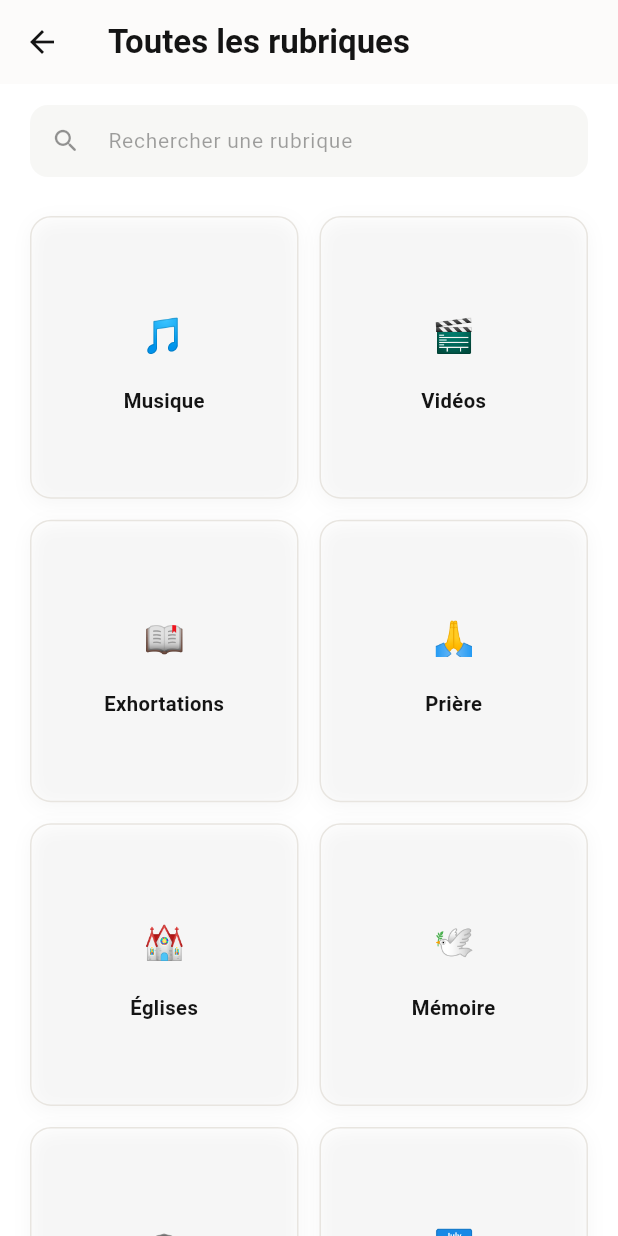
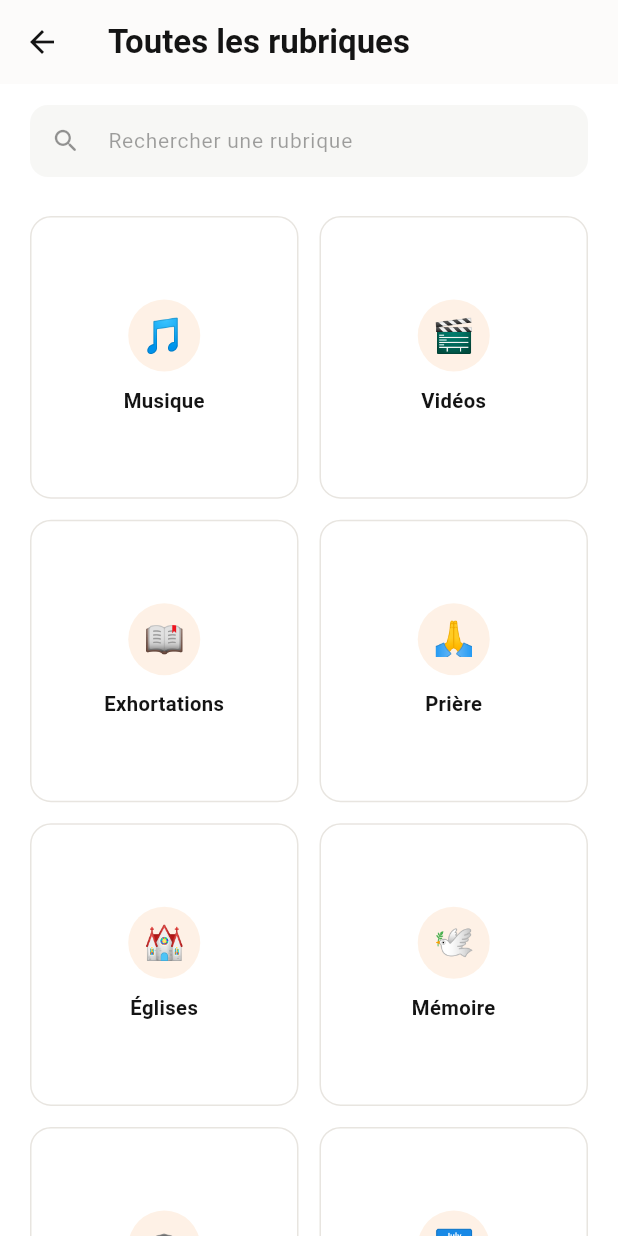
Before and after one commit to bowendsomnikiema75-hue/e-gospel-app, a Flutter app: the MenuScreen screen opened directly, on a phone screen of 412 x 824 dp. Run offline on Flutter 3.47's test engine with Material 3 defaults, Android fonts, the phone set to English and light mode, and no system bars; our stand-ins replace webview_flutter.

Commit message:
Update category_card.dart

```diff
--- a/lib/widgets/category_card.dart
+++ b/lib/widgets/category_card.dart
@@ -1,73 +1,35 @@
 import 'package:flutter/material.dart';
-import 'package:flutter/services.dart';
 
 import '../config/app_config.dart';
 import '../services/web_navigation_service.dart';
 
 /// Carte cliquable représentant une rubrique du site.
 ///
-/// Design sobre : fond blanc, ombre très légère, coins arrondis, une
-/// touche de couleur propre à chaque rubrique sur l'icône seulement —
-/// pas de gradient, pas d'ombre excessive.
-class CategoryCard extends StatefulWidget {
+/// Design sobre : fond blanc, bordure fine, coins légèrement arrondis,
+/// accent orange uniquement sur l'icône — pas de gradient ni d'ombre
+/// excessive, conformément à la charte demandée.
+class CategoryCard extends StatelessWidget {
   final AppCategory category;
 
   const CategoryCard({super.key, required this.category});
 
   @override
-  State<CategoryCard> createState() => _CategoryCardState();
-}
-
-class _CategoryCardState extends State<CategoryCard> {
-  bool _pressed = false;
-
-  void _setPressed(bool value) {
-    if (_pressed != value) setState(() => _pressed = value);
-  }
-
-  @override
   Widget build(BuildContext context) {
-    final category = widget.category;
-
-    return Semantics(
-      button: true,
-      label: category.title,
-      child: GestureDetector(
-        onTapDown: (_) => _setPressed(true),
-        onTapCancel: () => _setPressed(false),
-        onTapUp: (_) => _setPressed(false),
-        child: AnimatedScale(
-          scale: _pressed ? 0.96 : 1.0,
-          duration: const Duration(milliseconds: 100),
-          curve: Curves.easeOut,
-          child: Material(
+    return Material(
       color: AppConfig.colorWhite,
       borderRadius: BorderRadius.circular(14),
       child: InkWell(
         borderRadius: BorderRadius.circular(14),
-              splashColor: category.color.withOpacity(0.08),
-              highlightColor: category.color.withOpacity(0.05),
-              onTap: () {
-                HapticFeedback.selectionClick();
-                WebNavigationService.openPage(
+        onTap: () => WebNavigationService.openPage(
           context,
           category.url,
           title: category.title,
-                );
-              },
+        ),
         child: Container(
-                padding:
-                    const EdgeInsets.symmetric(vertical: 18, horizontal: 12),
+          padding: const EdgeInsets.symmetric(vertical: 18, horizontal: 12),
           decoration: BoxDecoration(
             borderRadius: BorderRadius.circular(14),
             border: Border.all(color: AppConfig.colorBorder),
-                  boxShadow: [
-                    BoxShadow(
-                      color: AppConfig.colorBlack.withOpacity(0.04),
-                      blurRadius: 10,
-                      offset: const Offset(0, 3),
-                    ),
-                  ],
           ),
           child: Column(
             mainAxisAlignment: MainAxisAlignment.center,
@@ -77,7 +39,7 @@ class _CategoryCardState extends State<CategoryCard> {
                 height: 48,
                 alignment: Alignment.center,
                 decoration: BoxDecoration(
-                        color: category.color.withOpacity(0.12),
+                  color: AppConfig.colorOrange.withOpacity(0.10),
                   shape: BoxShape.circle,
                 ),
                 child: Text(
@@ -101,9 +63,6 @@ class _CategoryCardState extends State<CategoryCard> {
           ),
         ),
       ),
-          ),
-        ),
-      ),
     );
   }
 }
```
Lines whose indentation alone changed are shown as unchanged.
